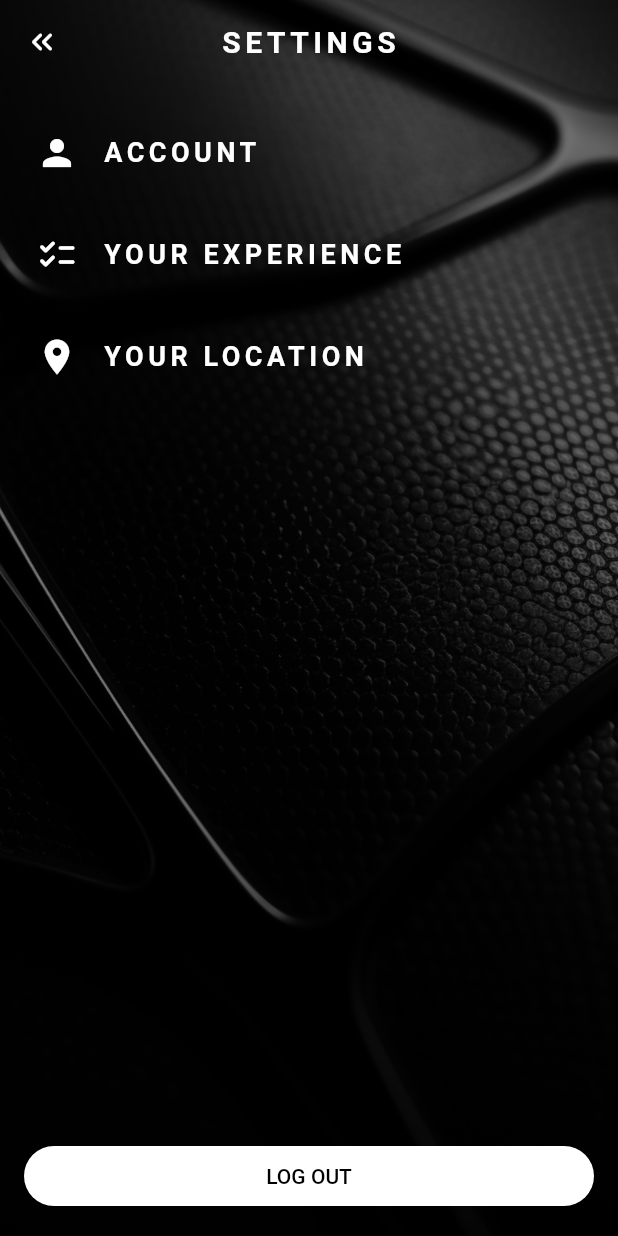
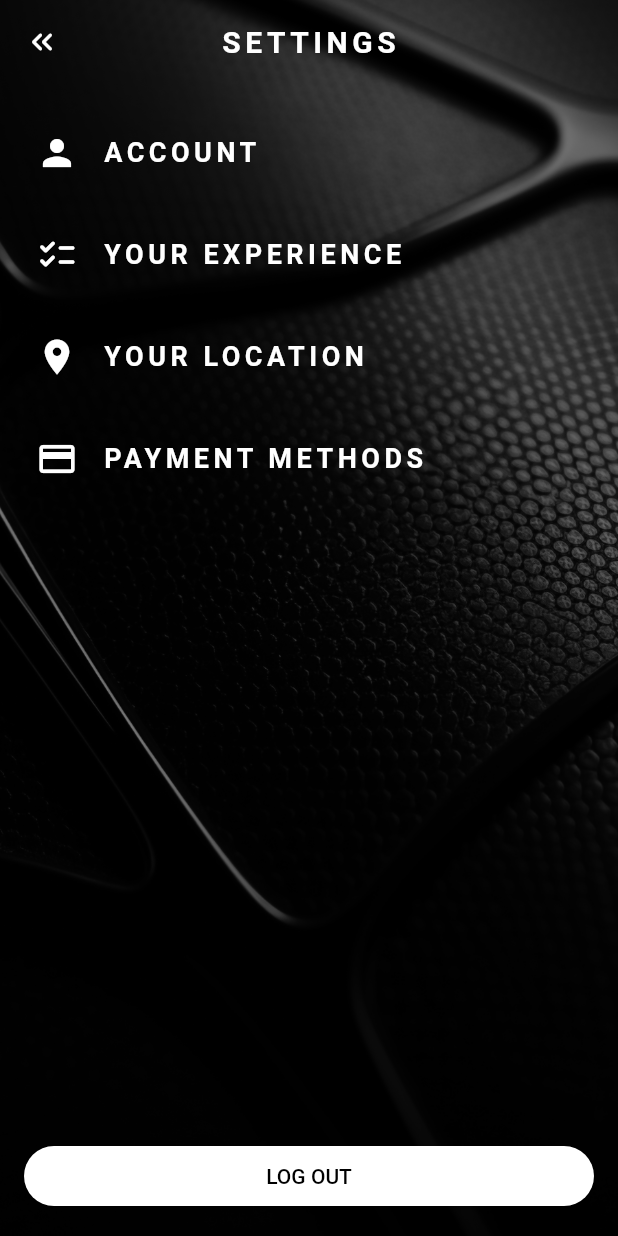
Before and after one commit to sabikrahat/riderspotr, a Flutter app: the SettingsScreen screen opened by its route, on a phone screen of 412 x 824 dp. Run offline on Flutter 3.47's test engine with Material 3 defaults, Android fonts, the phone set to English and light mode, and no system bars; drawn by our look-alikes of toastification; our stand-ins replace animated_bottom_navigation_bar, camera, flutter_easyloading, flutter_riverpod, flutter_svg, form_builder_validators and 11 more; missing offline and left inert: arc_progress_bar_new, fast_cached_network_image, mapbox_maps_flutter; accounts and stored records are empty; generated files the repository leaves out were written again; Roboto replaces fonts that are missing (Montserrat).

Commit message:
Add PaymentScreen and integrate into routing; update SettingsScreen for navigation

```diff
--- a/lib/config/router.dart
+++ b/lib/config/router.dart
@@ -1,5 +1,6 @@
 import 'package:flutter/material.dart';
 import 'package:go_router/go_router.dart';
+import '../presentation/pages/payment/payment_screen.dart';
 import 'package:supabase_flutter/supabase_flutter.dart';
 
 import '../models/car/car_spot_model.dart';
@@ -124,7 +125,6 @@ final router = GoRouter(
       path: UserProfileScreen.routeName,
       builder: (_, state) => UserProfileScreen(id: state.extra as String),
     ),
-
     GoRoute(
       path: SettingsScreen.routeName,
       redirect: authHandler,
@@ -145,5 +145,10 @@ final router = GoRouter(
       redirect: authHandler,
       builder: (_, state) => CarDetailScreen(carSpot: state.extra as CarSpotModel?),
     ),
+    GoRoute(
+      path: PaymentScreen.routeName,
+      redirect: authHandler,
+      builder: (_, _) => PaymentScreen(),
+    ),
   ],
 );
--- a/lib/presentation/pages/settings/settings_screen.dart
+++ b/lib/presentation/pages/settings/settings_screen.dart
@@ -12,6 +12,7 @@ import '../auth/about_you_screen.dart';
 import '../auth/login_screen.dart';
 import '../auth/your_experience_screen.dart';
 import '../auth/your_location_screen.dart';
+import '../payment/payment_screen.dart';
 
 class SettingsScreen extends StatelessWidget {
   const SettingsScreen({super.key});
@@ -55,6 +56,12 @@ class SettingsScreen extends StatelessWidget {
                       title: 'YOUR LOCATION',
                       onTap: () async =>
                           await context.push(YourLocationScreen.routeName, extra: true),
+                    ),
+                    Gap(8),
+                    _Tile(
+                      icon: Icons.payment,
+                      title: 'PAYMENT METHODS',
+                      onTap: () async => await context.push(PaymentScreen.routeName),
                     ),
                   ],
                 ),
--- a/lib/presentation/widgets/shared/profile_xp_card.dart
+++ b/lib/presentation/widgets/shared/profile_xp_card.dart
@@ -1,9 +1,9 @@
 import 'package:flutter/material.dart';
 import 'package:gap/gap.dart';
+
 import '../../../core/extensions.dart';
+import '../../../models/auth/user_model.dart';
 import 'car_card.dart';
-
-import '../../../models/auth/user_model.dart';
 
 class ProfileXPCard extends StatelessWidget {
   const ProfileXPCard({
```
Also changed, not shown: lib/presentation/pages/home/home_screen.dart (+4 -4 lines), lib/presentation/pages/payment/payment_screen.dart (added, +36 -0 lines).
